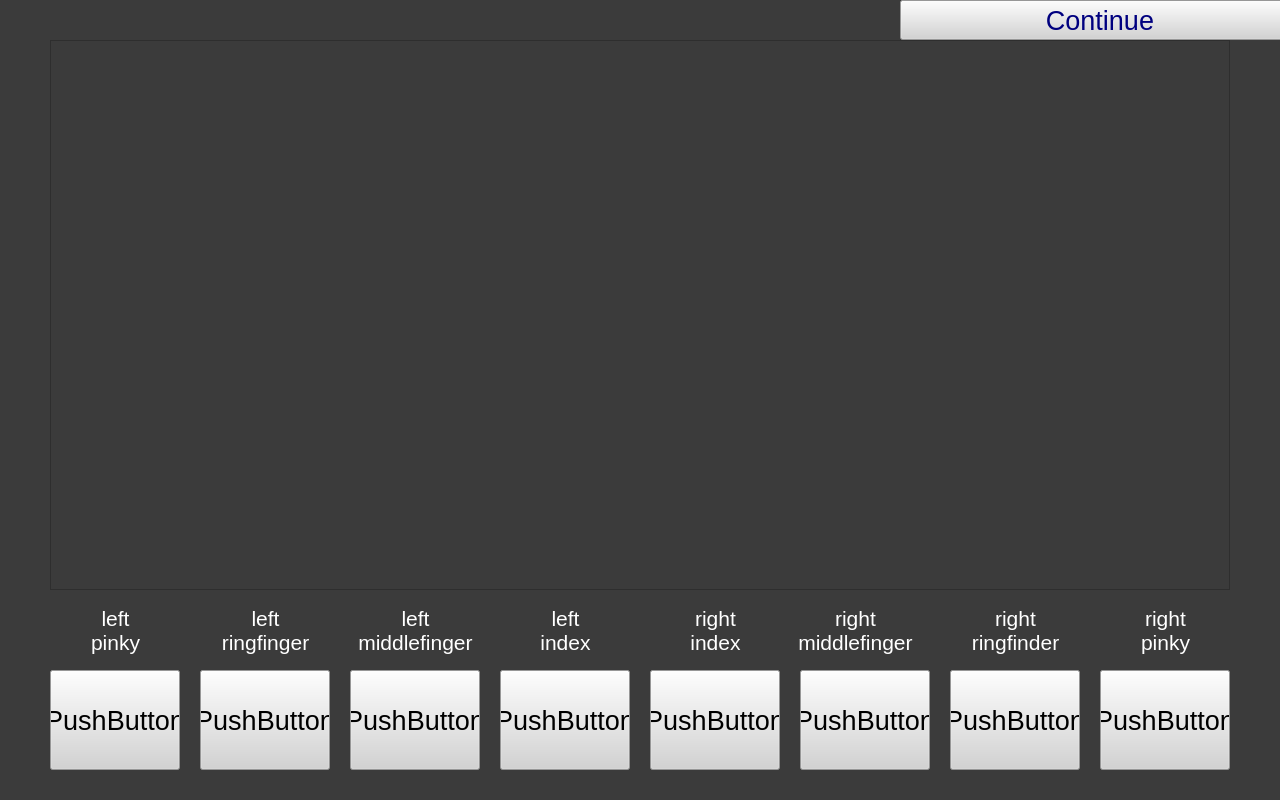
First picture: the form in climbdoc/datarepr.ui, repository Jonasstre/Climbdoc, before the edit.
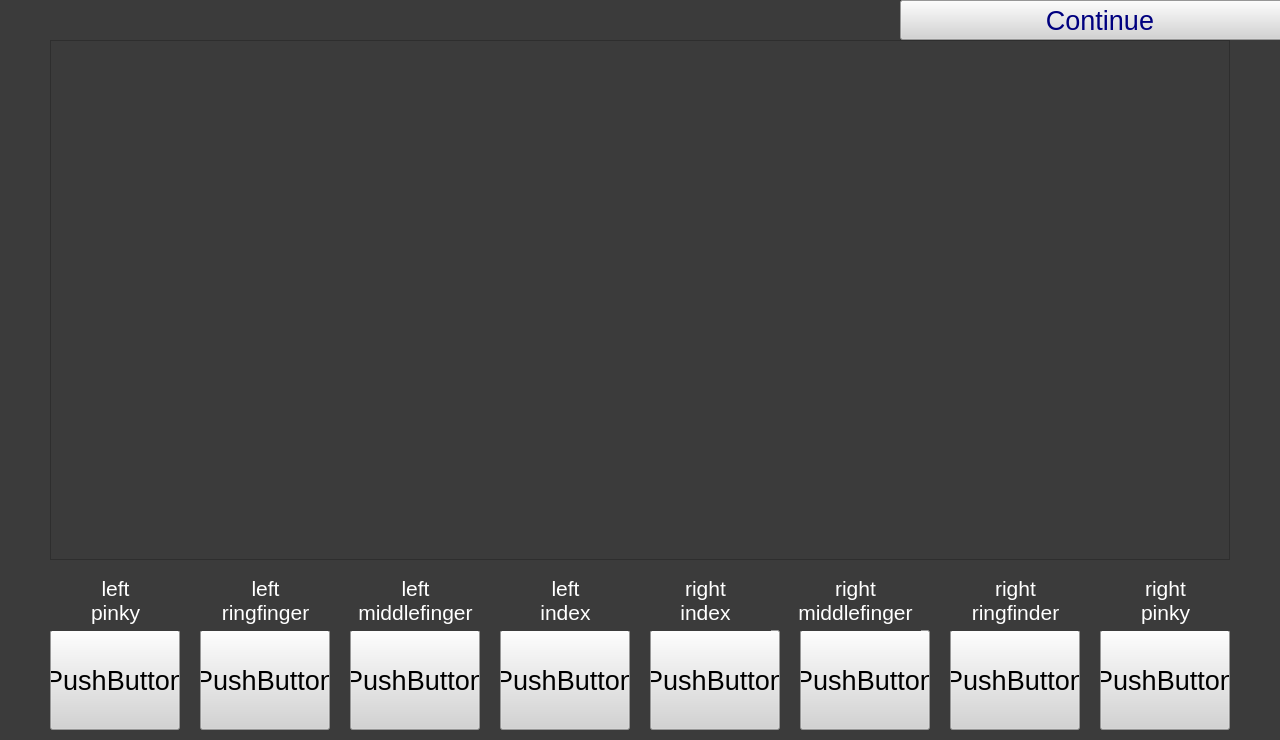
Second picture: the form after the edit.

Diff of the .ui file:
```diff
--- a/climbdoc/datarepr.ui
+++ b/climbdoc/datarepr.ui
@@ -7,7 +7,7 @@
     <x>0</x>
     <y>0</y>
     <width>1280</width>
-    <height>800</height>
+    <height>740</height>
    </rect>
   </property>
   <property name="font">
@@ -27,7 +27,7 @@
      <x>50</x>
      <y>40</y>
      <width>1180</width>
-     <height>550</height>
+     <height>520</height>
     </rect>
    </property>
   </widget>
@@ -35,7 +35,7 @@
    <property name="geometry">
     <rect>
      <x>50</x>
-     <y>670</y>
+     <y>630</y>
      <width>130</width>
      <height>100</height>
     </rect>
@@ -58,7 +58,7 @@
    <property name="geometry">
     <rect>
      <x>200</x>
-     <y>670</y>
+     <y>630</y>
      <width>130</width>
      <height>100</height>
     </rect>
@@ -81,7 +81,7 @@
    <property name="geometry">
     <rect>
      <x>350</x>
-     <y>670</y>
+     <y>630</y>
      <width>130</width>
      <height>100</height>
     </rect>
@@ -104,7 +104,7 @@
    <property name="geometry">
     <rect>
      <x>500</x>
-     <y>670</y>
+     <y>630</y>
      <width>130</width>
      <height>100</height>
     </rect>
@@ -127,7 +127,7 @@
    <property name="geometry">
     <rect>
      <x>650</x>
-     <y>670</y>
+     <y>630</y>
      <width>130</width>
      <height>100</height>
     </rect>
@@ -150,7 +150,7 @@
    <property name="geometry">
     <rect>
      <x>800</x>
-     <y>670</y>
+     <y>630</y>
      <width>130</width>
      <height>100</height>
     </rect>
@@ -173,7 +173,7 @@
    <property name="geometry">
     <rect>
      <x>950</x>
-     <y>670</y>
+     <y>630</y>
      <width>130</width>
      <height>100</height>
     </rect>
@@ -196,7 +196,7 @@
    <property name="geometry">
     <rect>
      <x>1100</x>
-     <y>670</y>
+     <y>630</y>
      <width>130</width>
      <height>100</height>
     </rect>
@@ -219,7 +219,7 @@
    <property name="geometry">
     <rect>
      <x>50</x>
-     <y>600</y>
+     <y>570</y>
      <width>131</width>
      <height>61</height>
     </rect>
@@ -241,7 +241,7 @@
    <property name="geometry">
     <rect>
      <x>200</x>
-     <y>600</y>
+     <y>570</y>
      <width>131</width>
      <height>61</height>
     </rect>
@@ -263,7 +263,7 @@
    <property name="geometry">
     <rect>
      <x>350</x>
-     <y>600</y>
+     <y>570</y>
      <width>131</width>
      <height>61</height>
     </rect>
@@ -285,7 +285,7 @@
    <property name="geometry">
     <rect>
      <x>500</x>
-     <y>600</y>
+     <y>570</y>
      <width>131</width>
      <height>61</height>
     </rect>
@@ -306,8 +306,8 @@
   <widget class="QLabel" name="label_5">
    <property name="geometry">
     <rect>
-     <x>650</x>
-     <y>600</y>
+     <x>640</x>
+     <y>570</y>
      <width>131</width>
      <height>61</height>
     </rect>
@@ -329,7 +329,7 @@
    <property name="geometry">
     <rect>
      <x>790</x>
-     <y>600</y>
+     <y>570</y>
      <width>131</width>
      <height>61</height>
     </rect>
@@ -351,7 +351,7 @@
    <property name="geometry">
     <rect>
      <x>950</x>
-     <y>600</y>
+     <y>570</y>
      <width>131</width>
      <height>61</height>
     </rect>
@@ -373,7 +373,7 @@
    <property name="geometry">
     <rect>
      <x>1100</x>
-     <y>600</y>
+     <y>570</y>
      <width>131</width>
      <height>61</height>
     </rect>
```
